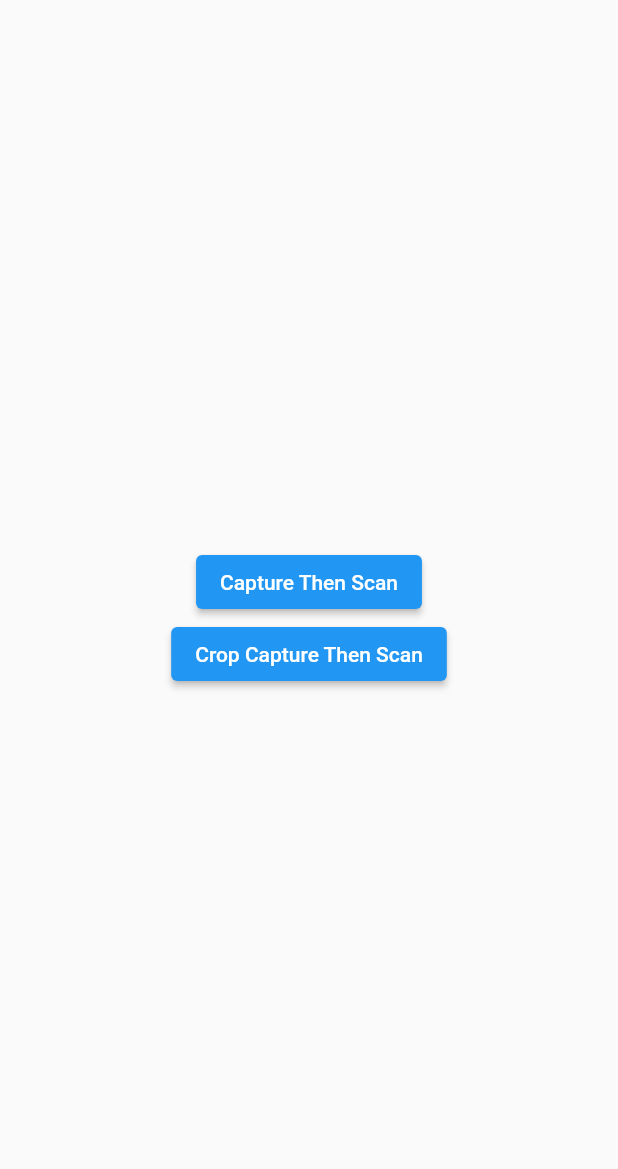
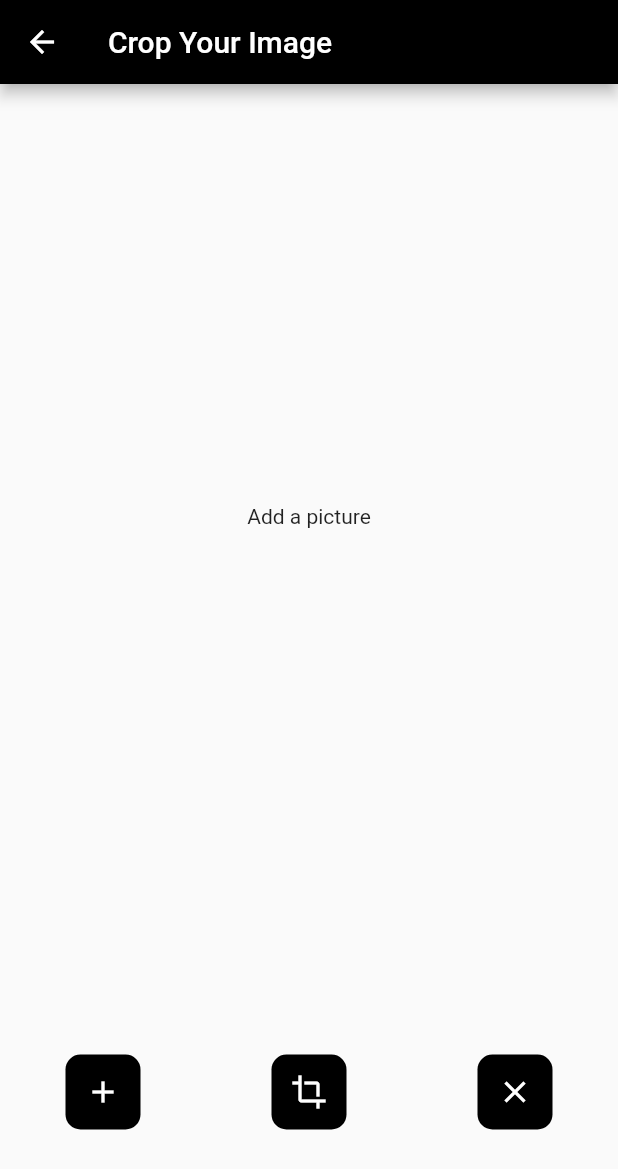
Before and after one commit to NasShihab/camera_bar_code, a Flutter app: the screen it shows after launch, after a tap on "Crop Capture Then Scan", on a phone screen of 412 x 824 dp. Shown: the top 1169 px of the screen. Run offline on Flutter 3.47's test engine with Material 2 defaults, Android fonts, the phone set to English and light mode, and no system bars; our stand-ins replace image_cropper, image_picker; missing offline and left inert: google_ml_kit.

Commit message:
pick and crop

```diff
--- /dev/null
+++ b/lib/crop_image.dart
@@ -0,0 +1,109 @@
+import 'dart:io';
+
+import 'package:flutter/material.dart';
+import 'package:image_cropper/image_cropper.dart';
+import 'package:image_picker/image_picker.dart';
+
+class CropImage extends StatefulWidget {
+  const CropImage({Key? key}) : super(key: key);
+
+  @override
+  State<CropImage> createState() => _CropImageState();
+}
+
+class _CropImageState extends State<CropImage> {
+  File? imageFile;
+
+  Future pickImage() async {
+    final pickedImage =
+    await ImagePicker().pickImage(source: ImageSource.gallery);
+
+    if (pickedImage != null) {
+      setState(() {
+        imageFile = File(pickedImage.path);
+      });
+    }
+  }
+
+  Future cropImage() async {
+    if (imageFile != null) {
+      CroppedFile? cropped = await ImageCropper().cropImage(
+          sourcePath: imageFile!.path,
+          aspectRatioPresets:
+          [
+            CropAspectRatioPreset.square,
+            CropAspectRatioPreset.ratio3x2,
+            CropAspectRatioPreset.original,
+            CropAspectRatioPreset.ratio4x3,
+            CropAspectRatioPreset.ratio16x9
+          ],
+          uiSettings: [
+          AndroidUiSettings(
+          toolbarTitle: 'Crop',
+          cropGridColor: Colors.black,
+          initAspectRatio: CropAspectRatioPreset.original,
+          lockAspectRatio: false),
+          IOSUiSettings(title: 'Crop')
+    ]);
+
+    if (cropped != null) {
+    setState(() {
+    imageFile = File(cropped.path);
+    });
+    }
+  }
+  }
+
+  void _clearImage() {
+    setState(() {
+      imageFile = null;
+    });
+  }
+
+  @override
+  Widget build(BuildContext context) {
+    return Scaffold(
+        appBar: AppBar(
+            backgroundColor: Colors.black,
+            title: const Text("Crop Your Image")),
+        body: Column(
+          children: [
+            Expanded(
+                flex: 3,
+                child: imageFile != null
+                    ? Container(
+                    alignment: Alignment.center,
+                    padding: const EdgeInsets.symmetric(vertical: 10),
+                    child: Image.file(imageFile!))
+                    : const Center(
+                  child: Text("Add a picture"),
+                )),
+            Expanded(
+                child: Center(
+                  child: Row(
+                    mainAxisAlignment: MainAxisAlignment.spaceAround,
+                    children: [
+                      _buildIconButton(icon: Icons.add, onpressed: pickImage),
+                      _buildIconButton(icon: Icons.crop, onpressed: cropImage),
+                      _buildIconButton(icon: Icons.clear, onpressed: _clearImage),
+                    ],
+                  ),
+                ))
+          ],
+        ));
+  }
+
+  Widget _buildIconButton(
+      {required IconData icon, required void Function()? onpressed}) {
+    return Container(
+        width: 50,
+        height: 50,
+        decoration: BoxDecoration(
+            color: Colors.black, borderRadius: BorderRadius.circular(10)),
+        child: IconButton(
+          onPressed: onpressed,
+          icon: Icon(icon),
+          color: Colors.white,
+        ));
+  }
+}
--- a/lib/homepage.dart
+++ b/lib/homepage.dart
@@ -1,5 +1,7 @@
+
 import 'package:flutter/material.dart';
 import 'capture_image_then_scan/capture_image_then_scan.dart';
+import 'crop_image.dart';
 
 class HomePage extends StatelessWidget {
   const HomePage({super.key});
@@ -24,7 +26,7 @@ class HomePage extends StatelessWidget {
               Center(
                 child: ElevatedButton(
                   onPressed: () {
-                    // Navigator.push(context, MaterialPageRoute(builder: (context) => const CropImage()));
+                    Navigator.push(context, MaterialPageRoute(builder: (context) => const CropImage()));
                   },
                   child: const Text("Crop Capture Then Scan"),
                 ),
--- a/pubspec.yaml
+++ b/pubspec.yaml
@@ -42,6 +42,7 @@ dependencies:
   google_ml_kit: ^0.16.2
   provider: ^6.0.5
   camera: ^0.10.5+5
+  qr_code_scanner: ^1.0.1
 
 dev_dependencies:
   flutter_test:
```
Also changed, not shown: pubspec.lock, 1 other file.
